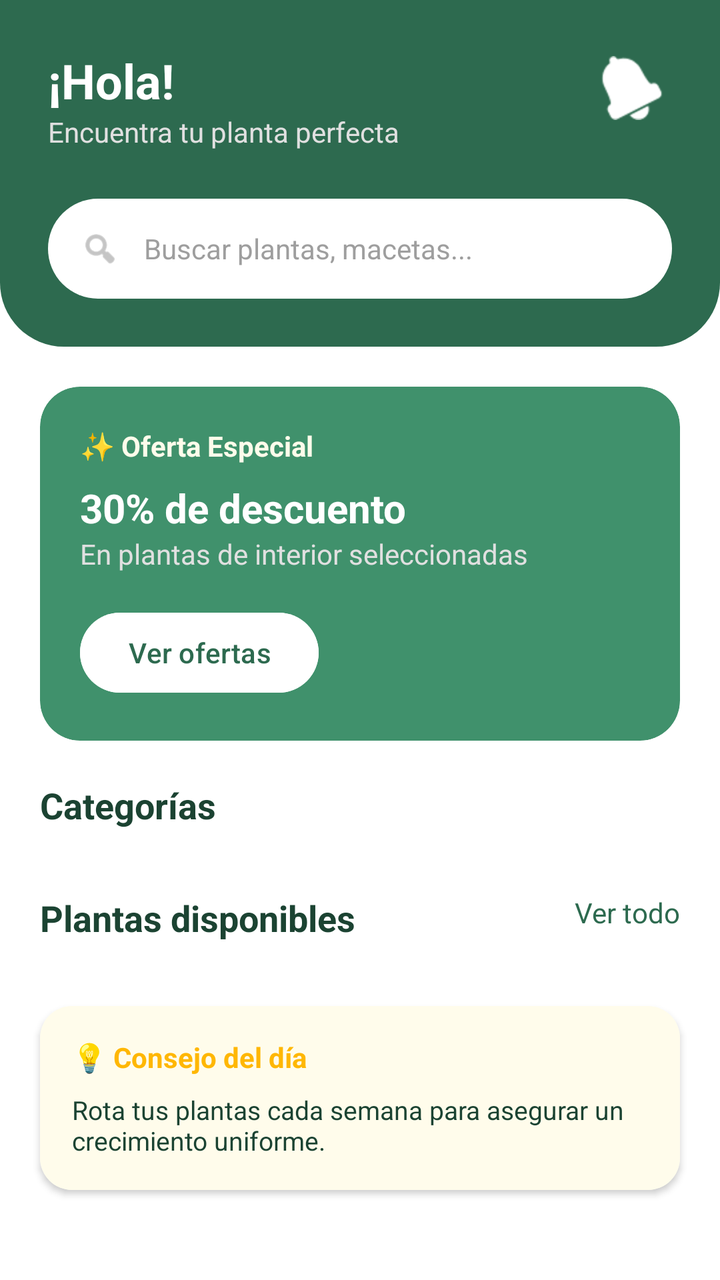
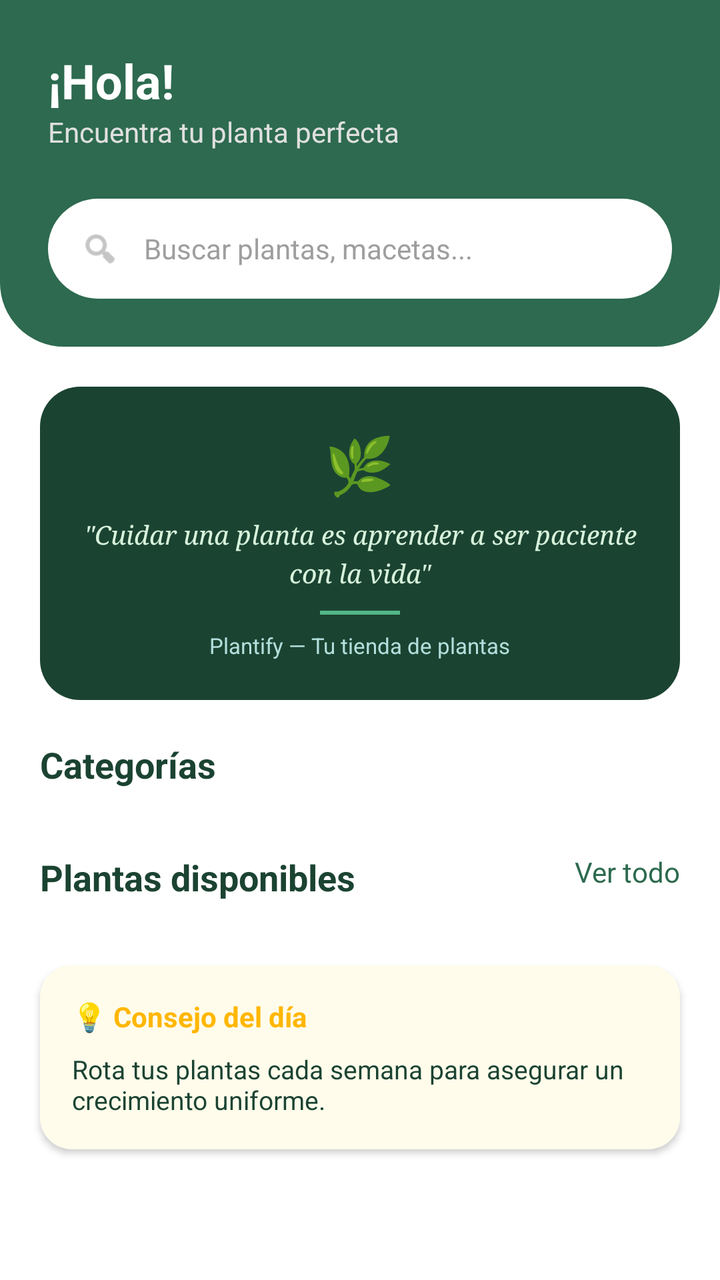

An Android layout rendered at two revisions. The XML below is the earlier revision; the diff shows what the commit changed to produce the second picture.
<!-- AndroidManifest.xml: application theme Theme.Plantifyapp -->
<!-- res/layout/fragment_home.xml -->
<?xml version="1.0" encoding="utf-8"?>
<androidx.constraintlayout.widget.ConstraintLayout xmlns:android="http://schemas.android.com/apk/res/android"
    xmlns:app="http://schemas.android.com/apk/res-auto"
    xmlns:tools="http://schemas.android.com/tools"
    android:layout_width="match_parent"
    android:layout_height="match_parent"
    android:background="@color/white">

    
    <LinearLayout
        android:id="@+id/headerLayout"
        android:layout_width="match_parent"
        android:layout_height="wrap_content"
        android:background="@drawable/bg_header"
        android:orientation="vertical"
        android:padding="24dp"
        app:layout_constraintTop_toTopOf="parent">

        <RelativeLayout
            android:layout_width="match_parent"
            android:layout_height="wrap_content">

            <LinearLayout
                android:layout_width="wrap_content"
                android:layout_height="wrap_content"
                android:orientation="vertical">

                <TextView
                    android:id="@+id/tvGreeting"
                    android:layout_width="wrap_content"
                    android:layout_height="wrap_content"
                    android:text="¡Hola!"
                    android:textColor="@color/white"
                    android:textSize="24sp"
                    android:textStyle="bold" />

                <TextView
                    android:layout_width="wrap_content"
                    android:layout_height="wrap_content"
                    android:text="Encuentra tu planta perfecta"
                    android:textColor="@color/text_white_secondary"
                    android:textSize="14sp" />
            </LinearLayout>

            <ImageButton
                android:layout_width="40dp"
                android:layout_height="40dp"
                android:layout_alignParentEnd="true"
                android:background="@android:color/transparent"
                android:src="@android:drawable/ic_popup_reminder"
                app:tint="@color/white" />
        </RelativeLayout>

        
        <LinearLayout
            android:id="@+id/searchBarClickable"
            android:layout_width="match_parent"
            android:layout_height="50dp"
            android:layout_marginTop="24dp"
            android:background="@drawable/bg_search_bar"
            android:gravity="center_vertical"
            android:paddingHorizontal="16dp"
            android:clickable="true"
            android:focusable="true">

            <ImageView
                android:layout_width="20dp"
                android:layout_height="20dp"
                android:src="@android:drawable/ic_menu_search"
                app:tint="@color/gray_medium" />

            <TextView
                android:layout_width="match_parent"
                android:layout_height="wrap_content"
                android:layout_marginStart="12dp"
                android:text="Buscar plantas, macetas..."
                android:textColor="@color/gray_medium"
                android:textSize="14sp" />
        </LinearLayout>
    </LinearLayout>

    
    <androidx.core.widget.NestedScrollView
        android:layout_width="match_parent"
        android:layout_height="0dp"
        android:fillViewport="true"
        app:layout_constraintBottom_toBottomOf="parent"
        app:layout_constraintTop_toBottomOf="@id/headerLayout">

        <LinearLayout
            android:layout_width="match_parent"
            android:layout_height="wrap_content"
            android:orientation="vertical"
            android:paddingBottom="20dp">

            
            <androidx.cardview.widget.CardView
                android:layout_width="match_parent"
                android:layout_height="wrap_content"
                android:layout_margin="20dp"
                app:cardCornerRadius="20dp"
                app:cardElevation="0dp">

                <LinearLayout
                    android:layout_width="match_parent"
                    android:layout_height="wrap_content"
                    android:background="@drawable/bg_offer_banner"
                    android:orientation="vertical"
                    android:padding="20dp">

                    <TextView
                        android:layout_width="wrap_content"
                        android:layout_height="wrap_content"
                        android:text="✨ Oferta Especial"
                        android:textColor="@color/yellow_advice_bg"
                        android:textStyle="bold" />

                    <TextView
                        android:layout_width="wrap_content"
                        android:layout_height="wrap_content"
                        android:layout_marginTop="8dp"
                        android:text="30% de descuento"
                        android:textColor="@color/white"
                        android:textSize="20sp"
                        android:textStyle="bold" />

                    <TextView
                        android:layout_width="wrap_content"
                        android:layout_height="wrap_content"
                        android:text="En plantas de interior seleccionadas"
                        android:textColor="@color/text_white_secondary" />

                    <Button
                        android:layout_width="wrap_content"
                        android:layout_height="wrap_content"
                        android:layout_marginTop="16dp"
                        android:backgroundTint="@color/white"
                        android:text="Ver ofertas"
                        android:textAllCaps="false"
                        android:textColor="@color/green_primary" />
                </LinearLayout>
            </androidx.cardview.widget.CardView>

            
            <TextView
                android:layout_width="wrap_content"
                android:layout_height="wrap_content"
                android:layout_marginHorizontal="20dp"
                android:layout_marginBottom="8dp"
                android:text="Categorías"
                android:textColor="@color/text_primary"
                android:textSize="18sp"
                android:textStyle="bold" />

            <androidx.recyclerview.widget.RecyclerView
                android:id="@+id/rvCategories"
                android:layout_width="match_parent"
                android:layout_height="wrap_content"
                android:clipToPadding="false"
                android:paddingHorizontal="16dp"
                android:paddingBottom="8dp"
                android:orientation="horizontal"
                app:layoutManager="androidx.recyclerview.widget.LinearLayoutManager"/>

            
            <ProgressBar
                android:id="@+id/progressBar"
                android:layout_width="wrap_content"
                android:layout_height="wrap_content"
                android:layout_gravity="center"
                android:layout_marginTop="16dp"
                android:indeterminateTint="@color/green_primary"
                android:visibility="gone"/>

            
            <TextView
                android:id="@+id/tvEmpty"
                android:layout_width="match_parent"
                android:layout_height="wrap_content"
                android:gravity="center"
                android:layout_marginTop="32dp"
                android:text="No hay plantas disponibles 🌿"
                android:textColor="@color/gray_medium"
                android:textSize="15sp"
                android:visibility="gone"/>

            
            <RelativeLayout
                android:layout_width="match_parent"
                android:layout_height="wrap_content"
                android:layout_marginHorizontal="20dp"
                android:layout_marginTop="16dp">

                <TextView
                    android:layout_width="wrap_content"
                    android:layout_height="wrap_content"
                    android:text="Plantas disponibles"
                    android:textColor="@color/text_primary"
                    android:textSize="18sp"
                    android:textStyle="bold" />

                <TextView
                    android:id="@+id/tvVerTodo"
                    android:layout_width="wrap_content"
                    android:layout_height="wrap_content"
                    android:layout_alignParentEnd="true"
                    android:text="Ver todo"
                    android:textColor="@color/green_primary"
                    android:clickable="true"
                    android:focusable="true"/>
            </RelativeLayout>

            
            <androidx.recyclerview.widget.RecyclerView
                android:id="@+id/rvRecommended"
                android:layout_width="match_parent"
                android:layout_height="wrap_content"
                android:layout_marginTop="12dp"
                android:clipToPadding="false"
                android:paddingHorizontal="8dp"
                android:nestedScrollingEnabled="false"
                app:layoutManager="androidx.recyclerview.widget.GridLayoutManager"
                app:spanCount="2"
                tools:listitem="@layout/item_plant_card" />

            
            <androidx.cardview.widget.CardView
                android:layout_width="match_parent"
                android:layout_height="wrap_content"
                android:layout_margin="20dp"
                app:cardCornerRadius="16dp"
                app:cardElevation="2dp">
                <LinearLayout
                    android:layout_width="match_parent"
                    android:layout_height="wrap_content"
                    android:background="@color/yellow_advice_bg"
                    android:orientation="vertical"
                    android:padding="16dp">
                    <TextView
                        android:layout_width="wrap_content"
                        android:layout_height="wrap_content"
                        android:text="💡 Consejo del día"
                        android:textColor="@color/orange_accent"
                        android:textStyle="bold" />
                    <TextView
                        android:layout_width="match_parent"
                        android:layout_height="wrap_content"
                        android:layout_marginTop="8dp"
                        android:text="Rota tus plantas cada semana para asegurar un crecimiento uniforme."
                        android:textColor="@color/text_primary"
                        android:textSize="13sp" />
                </LinearLayout>
            </androidx.cardview.widget.CardView>

        </LinearLayout>
    </androidx.core.widget.NestedScrollView>

</androidx.constraintlayout.widget.ConstraintLayout>
<!-- res/layout/item_plant_card.xml (included above) -->
<?xml version="1.0" encoding="utf-8"?>
<androidx.cardview.widget.CardView xmlns:android="http://schemas.android.com/apk/res/android"
    xmlns:app="http://schemas.android.com/apk/res-auto"
    android:layout_width="160dp"
    android:layout_height="wrap_content"
    android:layout_margin="8dp"
    app:cardCornerRadius="20dp"
    app:cardElevation="2dp">

    <LinearLayout
        android:layout_width="match_parent"
        android:layout_height="wrap_content"
        android:orientation="vertical">

        <RelativeLayout
            android:layout_width="match_parent"
            android:layout_height="140dp">

            <ImageView
                android:id="@+id/ivPlantImage"
                android:layout_width="match_parent"
                android:layout_height="match_parent"
                android:scaleType="centerCrop"
                android:src="@android:drawable/ic_menu_gallery" />

            <TextView
                android:id="@+id/tvPrice"
                android:layout_width="wrap_content"
                android:layout_height="wrap_content"
                android:layout_alignParentEnd="true"
                android:layout_margin="10dp"
                android:background="@drawable/bg_search_bar"
                android:paddingHorizontal="8dp"
                android:paddingVertical="4dp"
                android:text="$25.00"
                android:textColor="@color/text_primary"
                android:textSize="12sp"
                android:textStyle="bold" />
        </RelativeLayout>

        <LinearLayout
            android:layout_width="match_parent"
            android:layout_height="wrap_content"
            android:orientation="vertical"
            android:padding="12dp">

            <TextView
                android:id="@+id/tvPlantName"
                android:layout_width="match_parent"
                android:layout_height="wrap_content"
                android:text="Nombre Planta"
                android:textColor="@color/text_primary"
                android:textSize="14sp"
                android:textStyle="bold" />

            <TextView
                android:id="@+id/tvPlantScientific"
                android:layout_width="match_parent"
                android:layout_height="wrap_content"
                android:text="Scientific name"
                android:textColor="@color/gray_medium"
                android:textSize="11sp"
                android:fontStyle="italic" />

            <LinearLayout
                android:layout_width="match_parent"
                android:layout_height="wrap_content"
                android:layout_marginTop="4dp"
                android:gravity="center_vertical"
                android:orientation="horizontal">

                <ImageView
                    android:layout_width="12dp"
                    android:layout_height="12dp"
                    android:src="@android:drawable/btn_star_big_on"
                    app:tint="@color/orange_accent" />

                <TextView
                    android:id="@+id/tvRating"
                    android:layout_width="wrap_content"
                    android:layout_height="wrap_content"
                    android:layout_marginStart="4dp"
                    android:text="4.8"
                    android:textColor="@color/text_primary"
                    android:textSize="12sp"
                    android:textStyle="bold" />

                <TextView
                    android:id="@+id/tvReviews"
                    android:layout_width="wrap_content"
                    android:layout_height="wrap_content"
                    android:layout_marginStart="4dp"
                    android:text="(124)"
                    android:textColor="@color/gray_medium"
                    android:textSize="11sp" />
            </LinearLayout>

            <Button
                android:id="@+id/btnAddToCart"
                android:layout_width="match_parent"
                android:layout_height="36dp"
                android:layout_marginTop="8dp"
                android:backgroundTint="@color/green_primary"
                android:insetTop="0dp"
                android:insetBottom="0dp"
                android:text="Añadir"
                android:textAllCaps="false"
                android:textSize="12sp"
                app:cornerRadius="10dp" />
        </LinearLayout>
    </LinearLayout>
</androidx.cardview.widget.CardView>
<!-- resources referenced by this layout -->
<resources>
  <color name="gray_medium">#9E9E9E</color>
  <color name="green_primary">#2D6A4F</color>
  <color name="orange_accent">#FFB703</color>
  <color name="text_primary">#1B4332</color>
  <color name="text_white_secondary">#E0E0E0</color>
  <color name="white">#FFFFFFFF</color>
  <color name="yellow_advice_bg">#FFFCEB</color>
  <!-- drawable bg_header (drawable) -->
  <?xml version="1.0" encoding="utf-8"?>
  <shape xmlns:android="http://schemas.android.com/apk/res/android">
      <solid android:color="@color/green_primary" />
      <corners
          android:bottomLeftRadius="32dp"
          android:bottomRightRadius="32dp" />
  </shape>
  <!-- drawable bg_offer_banner (drawable) -->
  <?xml version="1.0" encoding="utf-8"?>
  <shape xmlns:android="http://schemas.android.com/apk/res/android">
      <solid android:color="@color/green_offer" />
      <corners android:radius="20dp" />
  </shape>
  <!-- drawable bg_search_bar (drawable) -->
  <?xml version="1.0" encoding="utf-8"?>
  <shape xmlns:android="http://schemas.android.com/apk/res/android">
      <solid android:color="@color/white" />
      <corners android:radius="25dp" />
  </shape>
  <style name="Theme.Plantifyapp" parent="Base.Theme.Plantifyapp" />
  <color name="green_offer">#40916C</color>
  <style name="Base.Theme.Plantifyapp" parent="Theme.Material3.DayNight.NoActionBar">
          
          
      </style>
</resources>

<!-- the commit's change to res/layout/fragment_home.xml (unified diff, before → after) -->
@@ -16,40 +16,27 @@
         android:padding="24dp"
         app:layout_constraintTop_toTopOf="parent">
 
-        <RelativeLayout
-            android:layout_width="match_parent"
-            android:layout_height="wrap_content">
-
-            <LinearLayout
-                android:layout_width="wrap_content"
-                android:layout_height="wrap_content"
-                android:orientation="vertical">
-
-                <TextView
-                    android:id="@+id/tvGreeting"
-                    android:layout_width="wrap_content"
-                    android:layout_height="wrap_content"
-                    android:text="¡Hola!"
-                    android:textColor="@color/white"
-                    android:textSize="24sp"
-                    android:textStyle="bold" />
-
-                <TextView
-                    android:layout_width="wrap_content"
-                    android:layout_height="wrap_content"
-                    android:text="Encuentra tu planta perfecta"
-                    android:textColor="@color/text_white_secondary"
-                    android:textSize="14sp" />
-            </LinearLayout>
-
-            <ImageButton
-                android:layout_width="40dp"
-                android:layout_height="40dp"
-                android:layout_alignParentEnd="true"
-                android:background="@android:color/transparent"
-                android:src="@android:drawable/ic_popup_reminder"
-                app:tint="@color/white" />
-        </RelativeLayout>
+        <LinearLayout
+            android:layout_width="match_parent"
+            android:layout_height="wrap_content"
+            android:orientation="vertical">
+
+            <TextView
+                android:id="@+id/tvGreeting"
+                android:layout_width="wrap_content"
+                android:layout_height="wrap_content"
+                android:text="¡Hola!"
+                android:textColor="@color/white"
+                android:textSize="24sp"
+                android:textStyle="bold" />
+
+            <TextView
+                android:layout_width="wrap_content"
+                android:layout_height="wrap_content"
+                android:text="Encuentra tu planta perfecta"
+                android:textColor="@color/text_white_secondary"
+                android:textSize="14sp" />
+        </LinearLayout>
 
         
         <LinearLayout
@@ -104,40 +91,42 @@
                 <LinearLayout
                     android:layout_width="match_parent"
                     android:layout_height="wrap_content"
-                    android:background="@drawable/bg_offer_banner"
+                    android:background="@color/green_dark"
                     android:orientation="vertical"
-                    android:padding="20dp">
+                    android:padding="20dp"
+                    android:gravity="center">
 
                     <TextView
                         android:layout_width="wrap_content"
                         android:layout_height="wrap_content"
-                        android:text="✨ Oferta Especial"
-                        android:textColor="@color/yellow_advice_bg"
-                        android:textStyle="bold" />
+                        android:text="🌿"
+                        android:textSize="28sp"
+                        android:layout_marginBottom="8dp"/>
+
+                    <TextView
+                        android:layout_width="match_parent"
+                        android:layout_height="wrap_content"
+                        android:text="&quot;Cuidar una planta es aprender a ser paciente con la vida&quot;"
+                        android:textColor="#D8F3DC"
+                        android:textSize="13sp"
+                        android:fontFamily="serif"
+                        android:textStyle="italic"
+                        android:gravity="center"
+                        android:lineSpacingExtra="4dp"
+                        android:layout_marginBottom="10dp"/>
+
+                    <View
+                        android:layout_width="40dp"
+                        android:layout_height="2dp"
+                        android:background="#52B788"
+                        android:layout_marginBottom="8dp"/>
 
                     <TextView
                         android:layout_width="wrap_content"
                         android:layout_height="wrap_content"
-                        android:layout_marginTop="8dp"
-                        android:text="30% de descuento"
-                        android:textColor="@color/white"
-                        android:textSize="20sp"
-                        android:textStyle="bold" />
-
-                    <TextView
-                        android:layout_width="wrap_content"
-                        android:layout_height="wrap_content"
-                        android:text="En plantas de interior seleccionadas"
-                        android:textColor="@color/text_white_secondary" />
-
-                    <Button
-                        android:layout_width="wrap_content"
-                        android:layout_height="wrap_content"
-                        android:layout_marginTop="16dp"
-                        android:backgroundTint="@color/white"
-                        android:text="Ver ofertas"
-                        android:textAllCaps="false"
-                        android:textColor="@color/green_primary" />
+                        android:text="Plantify — Tu tienda de plantas"
+                        android:textColor="#B2DFDB"
+                        android:textSize="11sp"/>
                 </LinearLayout>
             </androidx.cardview.widget.CardView>
 
<!-- resource entries referenced after the edit -->
@@ -1,6 +1,7 @@
 <!-- resources referenced by this layout -->
 <resources>
   <color name="gray_medium">#9E9E9E</color>
+  <color name="green_dark">#1B4332</color>
   <color name="green_primary">#2D6A4F</color>
   <color name="orange_accent">#FFB703</color>
   <color name="text_primary">#1B4332</color>
@@ -15,12 +16,6 @@
           android:bottomLeftRadius="32dp"
           android:bottomRightRadius="32dp" />
   </shape>
-  <!-- drawable bg_offer_banner (drawable) -->
-  <?xml version="1.0" encoding="utf-8"?>
-  <shape xmlns:android="http://schemas.android.com/apk/res/android">
-      <solid android:color="@color/green_offer" />
-      <corners android:radius="20dp" />
-  </shape>
   <!-- drawable bg_search_bar (drawable) -->
   <?xml version="1.0" encoding="utf-8"?>
   <shape xmlns:android="http://schemas.android.com/apk/res/android">
@@ -28,7 +23,6 @@
       <corners android:radius="25dp" />
   </shape>
   <style name="Theme.Plantifyapp" parent="Base.Theme.Plantifyapp" />
-  <color name="green_offer">#40916C</color>
   <style name="Base.Theme.Plantifyapp" parent="Theme.Material3.DayNight.NoActionBar">
           
           
